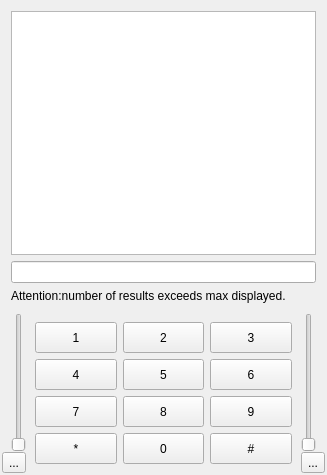
KDE/ring-kde, file sflphone_kdeview_base.ui: the form before one commit.
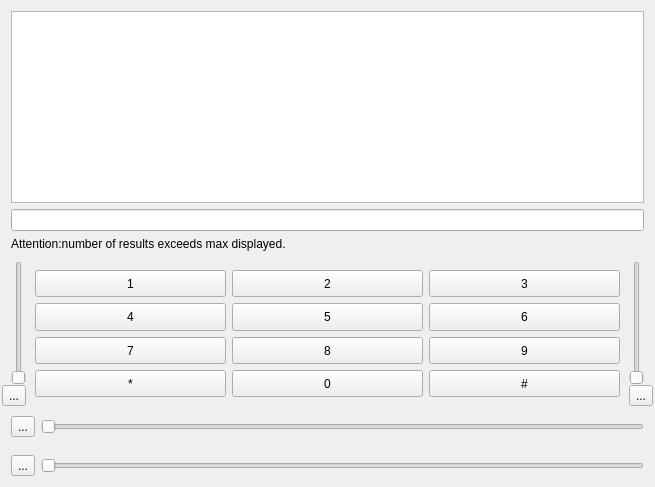
The form after the commit. Icons and pictures are not drawn.

Commit message: [#1421] Make volume bars horizontal when dialpad is hidden. + others

Patch:
```diff
--- a/sflphone_kdeview_base.ui
+++ b/sflphone_kdeview_base.ui
@@ -6,8 +6,8 @@
    <rect>
     <x>0</x>
     <y>0</y>
-    <width>327</width>
-    <height>475</height>
+    <width>655</width>
+    <height>487</height>
    </rect>
   </property>
   <property name="windowTitle">
@@ -391,6 +391,75 @@
      </layout>
     </widget>
    </item>
+   <item>
+    <widget class="QWidget" name="widget_controlsAlone" native="true">
+     <property name="enabled">
+      <bool>true</bool>
+     </property>
+     <layout class="QVBoxLayout" name="verticalLayout_6">
+      <property name="spacing">
+       <number>0</number>
+      </property>
+      <property name="margin">
+       <number>0</number>
+      </property>
+      <item>
+       <widget class="QWidget" name="widget_recVolAlone" native="true">
+        <layout class="QHBoxLayout" name="horizontalLayout_4">
+         <item>
+          <widget class="QToolButton" name="toolButton_recVolAlone">
+           <property name="text">
+            <string>...</string>
+           </property>
+           <property name="icon">
+            <iconset>
+             <normaloff>:/Images/mic_75.svg</normaloff>:/Images/mic_75.svg</iconset>
+           </property>
+           <property name="checkable">
+            <bool>true</bool>
+           </property>
+          </widget>
+         </item>
+         <item>
+          <widget class="QSlider" name="slider_recVolAlone">
+           <property name="orientation">
+            <enum>Qt::Horizontal</enum>
+           </property>
+          </widget>
+         </item>
+        </layout>
+       </widget>
+      </item>
+      <item>
+       <widget class="QWidget" name="widget_sndVolAlone" native="true">
+        <layout class="QHBoxLayout" name="horizontalLayout">
+         <item>
+          <widget class="QToolButton" name="toolButton_sndVolAlone">
+           <property name="text">
+            <string>...</string>
+           </property>
+           <property name="icon">
+            <iconset>
+             <normaloff>:/Images/mic_75.svg</normaloff>:/Images/mic_75.svg</iconset>
+           </property>
+           <property name="checkable">
+            <bool>true</bool>
+           </property>
+          </widget>
+         </item>
+         <item>
+          <widget class="QSlider" name="slider_sndVolAlone">
+           <property name="orientation">
+            <enum>Qt::Horizontal</enum>
+           </property>
+          </widget>
+         </item>
+        </layout>
+       </widget>
+      </item>
+     </layout>
+    </widget>
+   </item>
   </layout>
   <action name="action_accept">
    <property name="icon">
```
Left out of the diff: 67 changed lines with no effect on the pictures. The commit also changes 6 other files.
